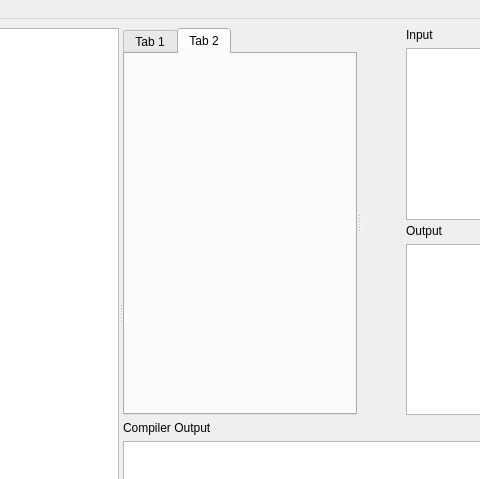
Before: the Qt Designer form UI-prototyping/Notepad/notepad.ui in KaziRifatMorshed/SmartXm, drawn with Qt 5; both pictures show x 90 to 570 and y 0 to 479 of the 950 by 627 pixel window.
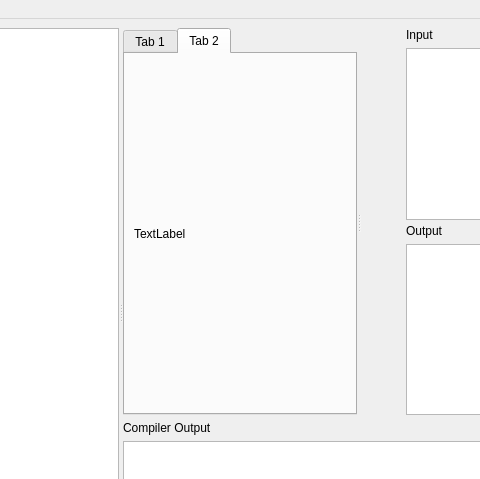
After: the same form once the commit is applied. Custom widgets are drawn as their Qt base class.

Patch:
```diff
--- a/UI-prototyping/Notepad/notepad.ui
+++ b/UI-prototyping/Notepad/notepad.ui
@@ -28,7 +28,7 @@
         </size>
        </property>
       </widget>
-      <widget class="QWidget" name="">
+      <widget class="QWidget" name="layoutWidget">
        <layout class="QGridLayout" name="gridLayout_5">
         <item row="0" column="0">
          <widget class="QSplitter" name="splitter_2">
@@ -73,6 +73,15 @@
             <attribute name="title">
              <string>Tab 2</string>
             </attribute>
+            <layout class="QGridLayout" name="gridLayout_7">
+             <item row="0" column="0">
+              <widget class="QLabel" name="label">
+               <property name="text">
+                <string>TextLabel</string>
+               </property>
+              </widget>
+             </item>
+            </layout>
            </widget>
           </widget>
           <widget class="QSplitter" name="splitter">
```
Left out of the diff: 2 changed lines with no effect on the pictures.
